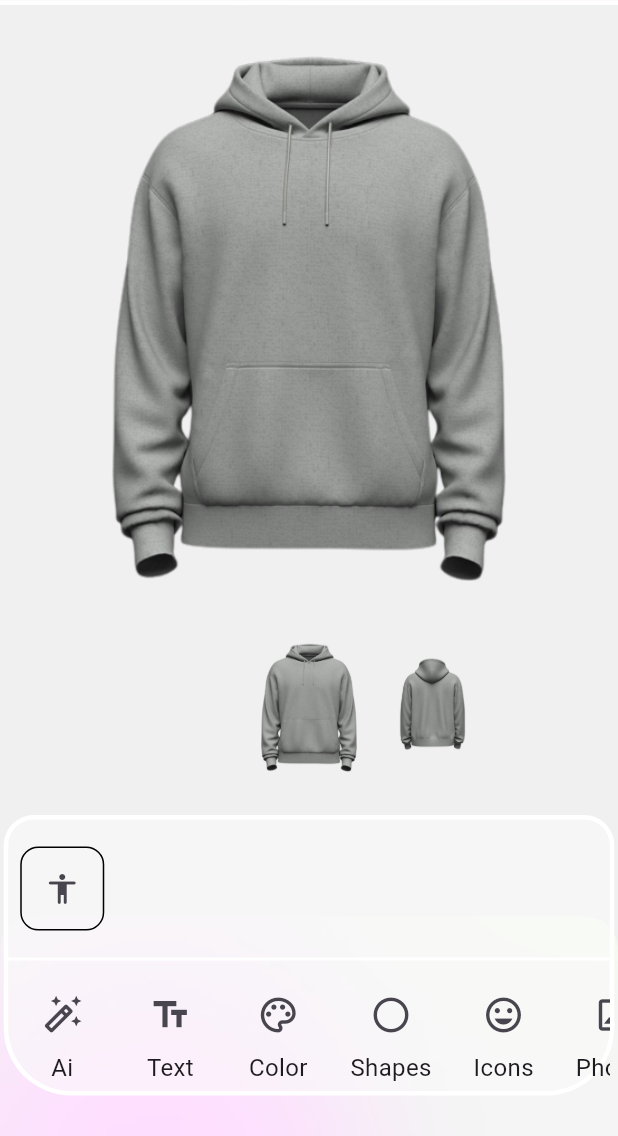
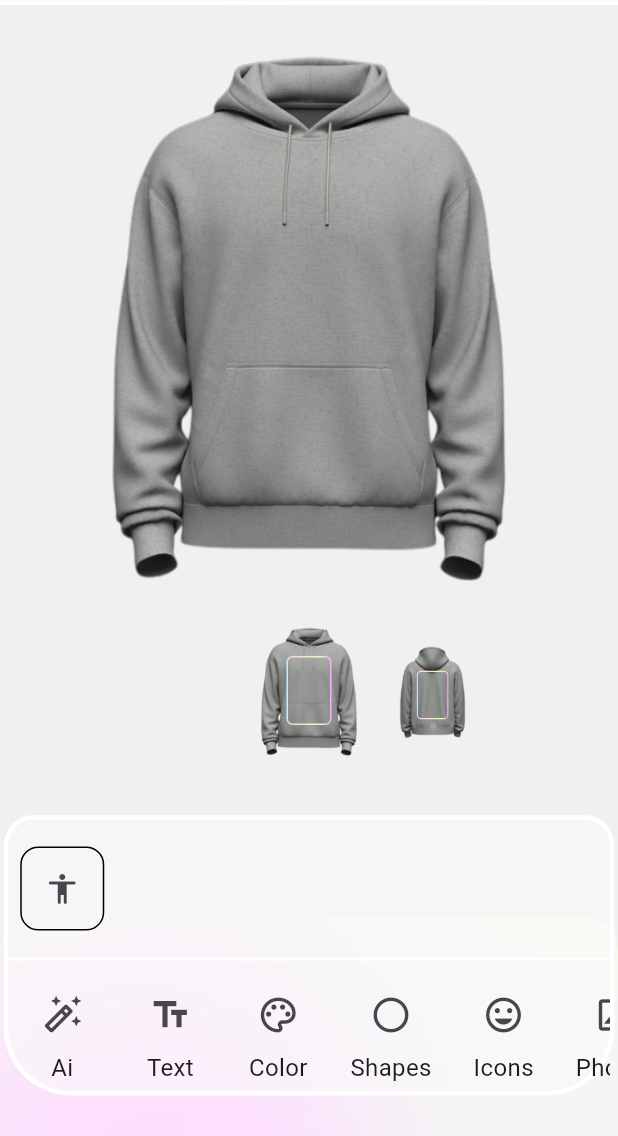
Before and after one commit to AmrTaher70/Custom_Craft, a Flutter app: the screen it shows after launch, on a phone screen of 412 x 824 dp, the part 100-1236 px from its top. Run offline on Flutter 3.47's test engine with Material 3 defaults, Android fonts, the phone set to English and light mode, and no system bars; our stand-ins replace device_preview, flutter_colorpicker, get, go_router, google_fonts, gradient_borders and 2 more.

Commit message:
add bonder container on small item photo

```diff
--- a/lib/features/Design/main_design.dart
+++ b/lib/features/Design/main_design.dart
@@ -1,3 +1,4 @@
+import 'package:custom_craft/constans/colors/colors.dart';
 import 'package:custom_craft/core/utils/assets.dart';
 import 'package:custom_craft/core/utils/models/add_photos_model.dart';
 import 'package:custom_craft/core/utils/models/color_item_model.dart';
@@ -12,6 +13,7 @@ import 'package:custom_craft/features/Design/ChooseColor/choose_color.dart';
 import 'package:custom_craft/features/Design/Shapes/add_shape.dart';
 import 'package:flutter/material.dart';
 import 'package:google_fonts/google_fonts.dart';
+import 'package:gradient_borders/box_borders/gradient_box_border.dart';
 import 'package:provider/provider.dart';
 
 import '../../core/utils/models/text_model.dart';
@@ -87,7 +89,7 @@ class _MainDesignState extends State<MainDesign> {
     var selectedPhoto = Provider.of<PhotoProvider>(context).selectedPhoto;
     final selectedShape = Provider.of<ShapeProvider>(context).selectedShape;
     final selectedColor = Provider.of<ShapeProvider>(context).selectedColor;
-    final selectedIcons = Provider.of<IconProvider>(context).selectedIcon;
+    var selectedIcons = Provider.of<IconProvider>(context).selectedIcon;
     final selectedIconColor = Provider.of<IconProvider>(context).selectedColor;
 
     var isInteractingWithText = false;
@@ -99,11 +101,11 @@ class _MainDesignState extends State<MainDesign> {
         appBar: const CustomAppBarDesign(),
         body: GestureDetector(
           // onVerticalDragUpdate: _handleVerticalDragUpdate,
-          onScaleUpdate: (details) {
-            setState(() {
-              _fontSize = 16 * details.scale.clamp(0.1, 55);
-            });
-          },
+          // onScaleUpdate: (details) {
+          //   setState(() {
+          //     _fontSize = 16 * details.scale.clamp(0.1, 55);
+          //   });
+          // },
           child: Center(
             child: Column(
               children: [
@@ -145,12 +147,12 @@ class _MainDesignState extends State<MainDesign> {
                                   ),
                                 ),
                               // Selected photo widget (Interactive)
-                              selectedPhoto != null
-                                  ? Positioned(
-                                      height: 450,
+                              if (selectedPhoto != null &&
+                                  _currentPageIndex == 0)
+                                Positioned(
+                                  height: 350,
                                   left: 100,
-                                      right:
-                                          100, // Adjust positioning as needed
+                                  right: 100, // Adjust positioning as needed
                                   child: GestureDetector(
                                     onTap: () {
                                       setState(() {
@@ -158,13 +160,11 @@ class _MainDesignState extends State<MainDesign> {
                                       });
                                     },
                                     child: IgnorePointer(
-                                          ignoring: isInteractingWithText,
+                                      ignoring: !isInteractingWithText,
                                       child: InteractiveViewer(
-                                            boundaryMargin:
-                                                EdgeInsets.symmetric(
+                                        boundaryMargin: EdgeInsets.symmetric(
                                           horizontal: 35,
-                                              vertical:
-                                                  _calculateBoundaryMargin(),
+                                          vertical: _calculateBoundaryMargin(),
                                         ),
                                         minScale: 0.1,
                                         maxScale: 1.6,
@@ -177,7 +177,8 @@ class _MainDesignState extends State<MainDesign> {
                                     ),
                                   ),
                                 )
-                                  : const SizedBox(),
+                              else
+                                const SizedBox(),
                               if (selectedIcons != null)
                                 Positioned(
                                   height: 450,
@@ -194,7 +195,7 @@ class _MainDesignState extends State<MainDesign> {
                                 left: 100,
                                 right: 100,
                                 child: IgnorePointer(
-                                  ignoring: !isInteractingWithText,
+                                  ignoring: isInteractingWithText,
                                   child: InteractiveViewer(
                                     boundaryMargin: const EdgeInsets.symmetric(
                                       horizontal: 35,
@@ -237,12 +238,40 @@ class _MainDesignState extends State<MainDesign> {
                                   index == _currentPageIndex ? 1.0 : 0.7;
                               return Transform.scale(
                                 scale: scaleFactor,
-                                child: Image.asset(
+                                child: Stack(children: [
+                                  Image.asset(
                                     images[index],
                                     fit: BoxFit.contain,
                                     color: colorItemModel.colorOfItem,
                                     colorBlendMode: BlendMode.modulate,
                                   ),
+                                  Center(
+                                    child: Padding(
+                                      padding:
+                                          const EdgeInsets.only(bottom: 20),
+                                      child: Container(
+                                        height: 46,
+                                        width: 30,
+                                        decoration: BoxDecoration(
+                                          color: Colors.transparent,
+                                          borderRadius:
+                                              BorderRadius.circular(4),
+                                          border: const GradientBoxBorder(
+                                              width: 1,
+                                              gradient: LinearGradient(
+                                                colors: [
+                                                  Color(0xffC9E9FF),
+                                                  Color(0xffFFDACC),
+                                                  Color(0xffFFE7BB),
+                                                  Color(0xffE1FFB9),
+                                                  Color(0xffFDA9FF),
+                                                ],
+                                              )),
+                                        ),
+                                      ),
+                                    ),
+                                  ),
+                                ]),
                               );
                             },
                           ),
--- a/pubspec.yaml
+++ b/pubspec.yaml
@@ -41,6 +41,7 @@ dependencies:
   get_it: ^7.6.7
   go_router: ^13.2.0
   google_fonts: ^6.1.0
+  gradient_borders: ^1.0.0
   image_picker: ^1.0.7
   interactiveviewer_gallery: ^0.6.0
   intl: ^0.18.1
```
Also changed, not shown: pubspec.lock. Lines whose indentation alone changed are shown as unchanged.
